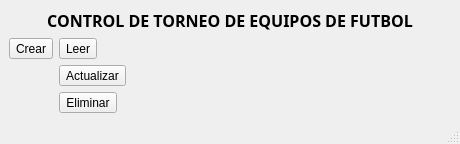
Above: mainwindow.ui from Victorstalin64/CONTROL-DE-TORNEOS-DE-EQUIPOS-DE-FUTBOL before the change. Below: the same form after it.
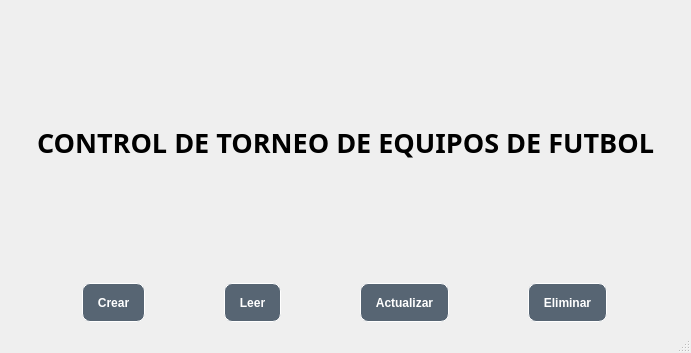
That is the form after the change. Icons and pictures are not drawn.

Commit message: Se agrego la ventana de crear equipo

```diff
--- a/mainwindow.ui
+++ b/mainwindow.ui
@@ -6,57 +6,288 @@
    <rect>
     <x>0</x>
     <y>0</y>
-    <width>460</width>
-    <height>114</height>
+    <width>691</width>
+    <height>353</height>
    </rect>
   </property>
   <property name="windowTitle">
    <string>MainWindow</string>
   </property>
   <widget class="QWidget" name="centralwidget">
-   <layout class="QFormLayout" name="formLayout">
-    <item row="0" column="0" colspan="2">
+   <property name="styleSheet">
+    <string notr="true">#centralwidget {
+    border-image: url(:/fondo1.png) 0 0 0 0 stretch stretch;
+}
+
+QToolButton {
+    background-image: none;
+    background-color: rgba(44, 62, 80, 200);
+    color: white;
+    border: 1px solid white;
+    border-radius: 8px;
+    padding: 10px;
+    font-weight: bold;
+}
+
+QToolButton:hover {
+    background-color: #2ecc71;
+    color: black;
+}
+
+QLabel {
+    background-image: none;
+    background-color: transparent;
+    color: black;
+    font-weight: bold;
+}</string>
+   </property>
+   <layout class="QVBoxLayout" name="verticalLayout">
+    <item>
      <widget class="QLabel" name="Titulo">
+      <property name="palette">
+       <palette>
+        <active>
+         <colorrole role="WindowText">
+          <brush brushstyle="SolidPattern">
+           <color alpha="255">
+            <red>0</red>
+            <green>0</green>
+            <blue>0</blue>
+           </color>
+          </brush>
+         </colorrole>
+         <colorrole role="Button">
+          <brush brushstyle="SolidPattern">
+           <color alpha="0">
+            <red>0</red>
+            <green>0</green>
+            <blue>0</blue>
+           </color>
+          </brush>
+         </colorrole>
+         <colorrole role="Text">
+          <brush brushstyle="SolidPattern">
+           <color alpha="255">
+            <red>0</red>
+            <green>0</green>
+            <blue>0</blue>
+           </color>
+          </brush>
+         </colorrole>
+         <colorrole role="ButtonText">
+          <brush brushstyle="SolidPattern">
+           <color alpha="255">
+            <red>0</red>
+            <green>0</green>
+            <blue>0</blue>
+           </color>
+          </brush>
+         </colorrole>
+         <colorrole role="Base">
+          <brush brushstyle="SolidPattern">
+           <color alpha="0">
+            <red>0</red>
+            <green>0</green>
+            <blue>0</blue>
+           </color>
+          </brush>
+         </colorrole>
+         <colorrole role="Window">
+          <brush brushstyle="SolidPattern">
+           <color alpha="0">
+            <red>0</red>
+            <green>0</green>
+            <blue>0</blue>
+           </color>
+          </brush>
+         </colorrole>
+         <colorrole role="PlaceholderText">
+          <brush brushstyle="SolidPattern">
+           <color alpha="128">
+            <red>0</red>
+            <green>0</green>
+            <blue>0</blue>
+           </color>
+          </brush>
+         </colorrole>
+        </active>
+        <inactive>
+         <colorrole role="WindowText">
+          <brush brushstyle="SolidPattern">
+           <color alpha="255">
+            <red>0</red>
+            <green>0</green>
+            <blue>0</blue>
+           </color>
+          </brush>
+         </colorrole>
+         <colorrole role="Button">
+          <brush brushstyle="SolidPattern">
+           <color alpha="0">
+            <red>0</red>
+            <green>0</green>
+            <blue>0</blue>
+           </color>
+          </brush>
+         </colorrole>
+         <colorrole role="Text">
+          <brush brushstyle="SolidPattern">
+           <color alpha="255">
+            <red>0</red>
+            <green>0</green>
+            <blue>0</blue>
+           </color>
+          </brush>
+         </colorrole>
+         <colorrole role="ButtonText">
+          <brush brushstyle="SolidPattern">
+           <color alpha="255">
+            <red>0</red>
+            <green>0</green>
+            <blue>0</blue>
+           </color>
+          </brush>
+         </colorrole>
+         <colorrole role="Base">
+          <brush brushstyle="SolidPattern">
+           <color alpha="0">
+            <red>0</red>
+            <green>0</green>
+            <blue>0</blue>
+           </color>
+          </brush>
+         </colorrole>
+         <colorrole role="Window">
+          <brush brushstyle="SolidPattern">
+           <color alpha="0">
+            <red>0</red>
+            <green>0</green>
+            <blue>0</blue>
+           </color>
+          </brush>
+         </colorrole>
+         <colorrole role="PlaceholderText">
+          <brush brushstyle="SolidPattern">
+           <color alpha="128">
+            <red>0</red>
+            <green>0</green>
+            <blue>0</blue>
+           </color>
+          </brush>
+         </colorrole>
+        </inactive>
+        <disabled>
+         <colorrole role="WindowText">
+          <brush brushstyle="SolidPattern">
+           <color alpha="255">
+            <red>0</red>
+            <green>0</green>
+            <blue>0</blue>
+           </color>
+          </brush>
+         </colorrole>
+         <colorrole role="Button">
+          <brush brushstyle="SolidPattern">
+           <color alpha="0">
+            <red>0</red>
+            <green>0</green>
+            <blue>0</blue>
+           </color>
+          </brush>
+         </colorrole>
+         <colorrole role="Text">
+          <brush brushstyle="SolidPattern">
+           <color alpha="255">
+            <red>0</red>
+            <green>0</green>
+            <blue>0</blue>
+           </color>
+          </brush>
+         </colorrole>
+         <colorrole role="ButtonText">
+          <brush brushstyle="SolidPattern">
+           <color alpha="255">
+            <red>0</red>
+            <green>0</green>
+            <blue>0</blue>
+           </color>
+          </brush>
+         </colorrole>
+         <colorrole role="Base">
+          <brush brushstyle="SolidPattern">
+           <color alpha="0">
+            <red>0</red>
+            <green>0</green>
+            <blue>0</blue>
+           </color>
+          </brush>
+         </colorrole>
+         <colorrole role="Window">
+          <brush brushstyle="SolidPattern">
+           <color alpha="0">
+            <red>0</red>
+            <green>0</green>
+            <blue>0</blue>
+           </color>
+          </brush>
+         </colorrole>
+         <colorrole role="PlaceholderText">
+          <brush brushstyle="SolidPattern">
+           <color alpha="128">
+            <red>0</red>
+            <green>0</green>
+            <blue>0</blue>
+           </color>
+          </brush>
+         </colorrole>
+        </disabled>
+       </palette>
+      </property>
       <property name="font">
        <font>
         <family>Algerian</family>
+        <bold>true</bold>
        </font>
       </property>
       <property name="styleSheet">
        <string notr="true"/>
       </property>
       <property name="text">
-       <string>&lt;html&gt;&lt;head/&gt;&lt;body&gt;&lt;p align=&quot;center&quot;&gt;&lt;span style=&quot; font-size:12pt; font-weight:700;&quot;&gt;CONTROL DE TORNEO DE EQUIPOS DE FUTBOL&lt;/span&gt;&lt;/p&gt;&lt;/body&gt;&lt;/html&gt;</string>
+       <string>&lt;html&gt;&lt;head/&gt;&lt;body&gt;&lt;p align=&quot;center&quot;&gt;&lt;span style=&quot; font-size:20pt;&quot;&gt;CONTROL DE TORNEO DE EQUIPOS DE FUTBOL&lt;/span&gt;&lt;/p&gt;&lt;/body&gt;&lt;/html&gt;</string>
       </property>
      </widget>
     </item>
-    <item row="3" column="0">
-     <widget class="QToolButton" name="Crear">
-      <property name="text">
-       <string>Crear</string>
-      </property>
-     </widget>
-    </item>
-    <item row="3" column="1">
-     <widget class="QToolButton" name="Leer">
-      <property name="text">
-       <string>Leer</string>
-      </property>
-     </widget>
-    </item>
-    <item row="4" column="1">
-     <widget class="QToolButton" name="Actualizar">
-      <property name="text">
-       <string>Actualizar</string>
-      </property>
-     </widget>
-    </item>
-    <item row="5" column="1">
-     <widget class="QToolButton" name="Eliminar">
-      <property name="text">
-       <string>Eliminar</string>
-      </property>
-     </widget>
+    <item>
+     <layout class="QHBoxLayout" name="horizontalLayout">
+      <item>
+       <widget class="QToolButton" name="Crear">
+        <property name="text">
+         <string>Crear</string>
+        </property>
+       </widget>
+      </item>
+      <item>
+       <widget class="QToolButton" name="Leer">
+        <property name="text">
+         <string>Leer</string>
+        </property>
+       </widget>
+      </item>
+      <item>
+       <widget class="QToolButton" name="Actualizar">
+        <property name="text">
+         <string>Actualizar</string>
+        </property>
+       </widget>
+      </item>
+      <item>
+       <widget class="QToolButton" name="Eliminar">
+        <property name="text">
+         <string>Eliminar</string>
+        </property>
+       </widget>
+      </item>
+     </layout>
     </item>
    </layout>
   </widget>
```
Left out of the diff: 2 changed lines with no effect on the pictures. The commit also changes 9 other files.
